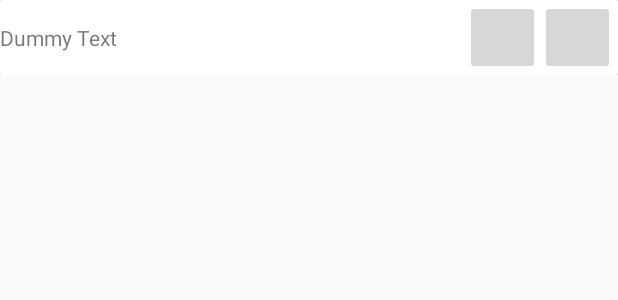
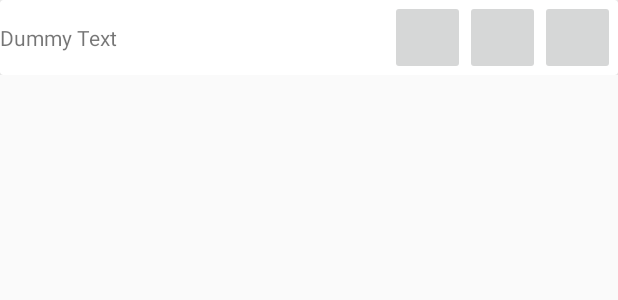
Before and after one commit to kerk12/SmartCityAssistant, an Android app: the layout sp_recycler_item.xml on its own in the app's theme, with its tools: preview values and no code run, on a phone screen of 412 x 824 dp. Shown: the top 300 px of the screen. Run offline under Robolectric (Android 15) with nearby library versions, the phone set to English and light mode, and no system bars.

```diff
--- a/app/src/main/res/layout/sp_recycler_item.xml
+++ b/app/src/main/res/layout/sp_recycler_item.xml
@@ -39,6 +39,12 @@
                 android:layout_height="50dp"
                 android:id="@+id/send_up"
                 android:layout_weight="1" />
+
+            <ImageButton
+                android:layout_width="50dp"
+                android:layout_height="50dp"
+                android:id="@+id/del"
+                android:layout_weight="1" />
         </LinearLayout>
 
 
```
Also changed, not shown: app/src/main/java/com/kerk12/smartcityassistant/SmartSchedulePlanner.java (+17 -2 lines), app/src/main/java/com/kerk12/smartcityassistant/TravelPlanner.java (+8 -0 lines), app/src/main/res/drawable-xhdpi/delete.png (added).
